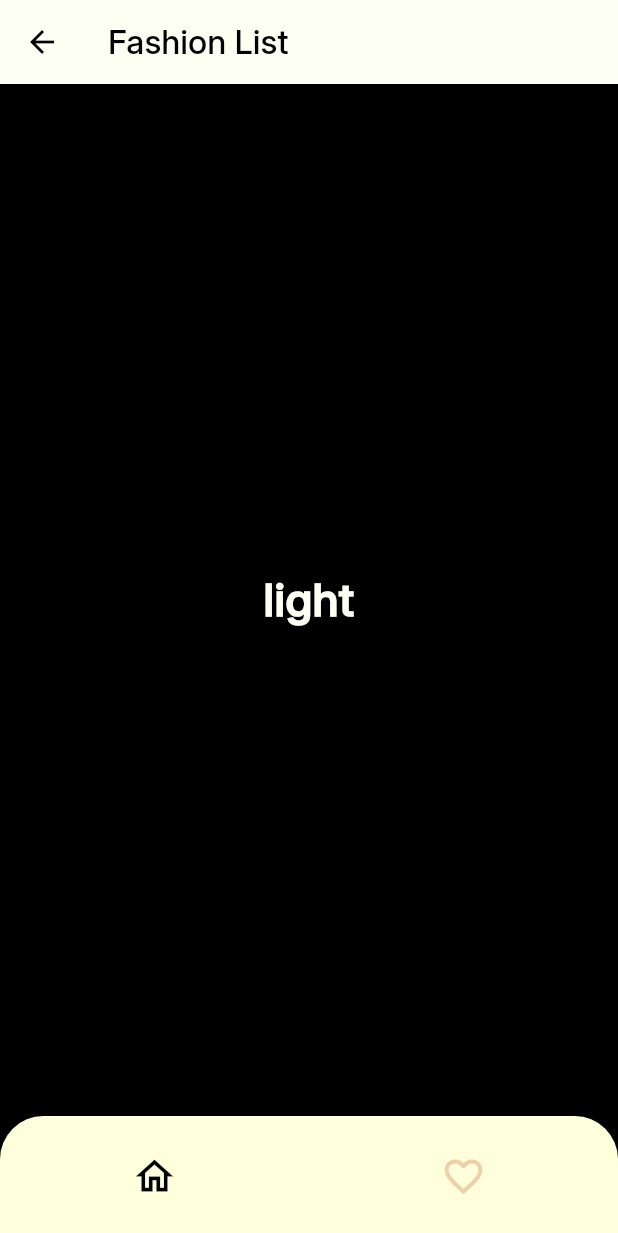
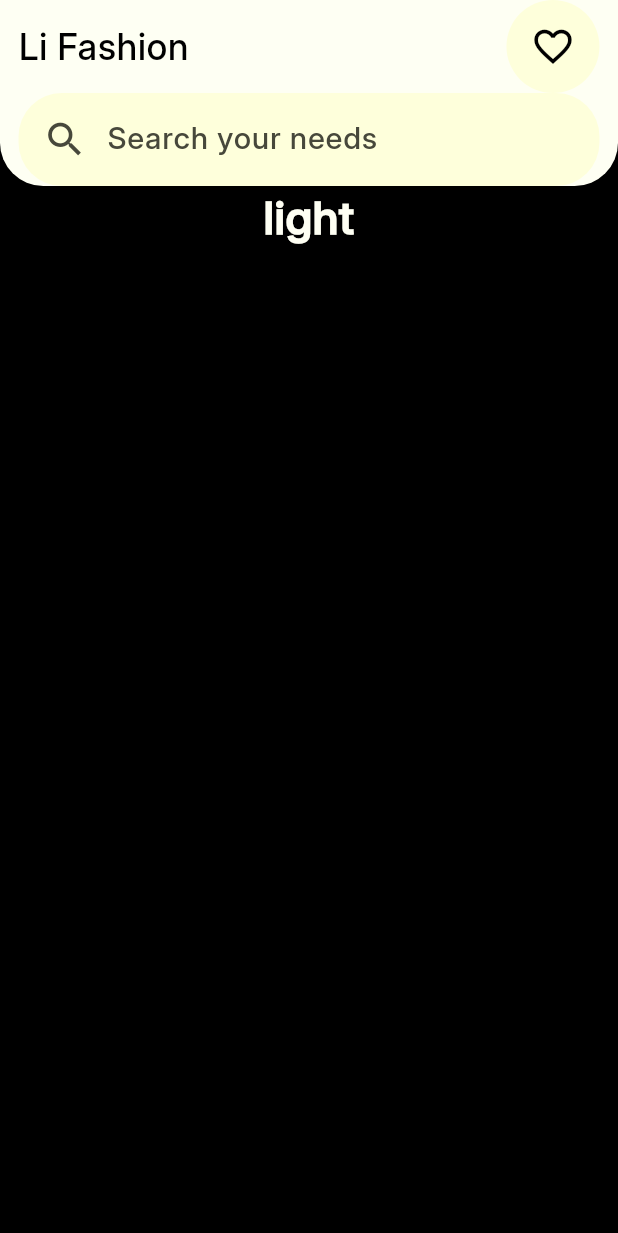
Before and after one commit to Garongan/li_fashion, a Flutter app: the screen it shows after launch, after a tap on "Discover Now", on a phone screen of 412 x 824 dp. Shown: the top 1233 px of the screen. Run offline on Flutter 3.47's test engine with Material 3 defaults, Android fonts, the phone set to English and light mode, and no system bars; our stand-ins replace device_preview.

Commit message:
feat: custom app bar in fashin list

```diff
--- /dev/null
+++ b/devtools_options.yaml
@@ -0,0 +1,3 @@
+description: This file stores settings for Dart & Flutter DevTools.
+documentation: https://docs.flutter.dev/tools/devtools/extensions#configure-extension-enablement-states
+extensions:
--- a/lib/core/theme.dart
+++ b/lib/core/theme.dart
@@ -9,7 +9,7 @@ var lightTheme = ThemeData(
     brightness: Brightness.light,
     surface: const Color(0xfffefff3),
     onSurface: const Color(0xff000000),
-    outline: const Color(0xfff9f8e8),
+    outline: const Color(0xffe4ad7f).withAlpha(150),
     primary: seedColor,
     secondary: const Color(0xffe4ad7f),
   ),
@@ -23,7 +23,7 @@ var darkTheme = ThemeData(
     brightness: Brightness.dark,
     surface: const Color(0xff000000),
     onSurface: const Color(0xfffefff3),
-    outline: const Color(0xfff9f8e8),
+    outline: const Color(0xffe4ad7f).withAlpha(150),
     primary: seedColor,
     secondary: const Color(0xffe4ad7f),
   ),
--- /dev/null
+++ b/lib/features/fashion/fashion_list.dart
@@ -0,0 +1,107 @@
+import 'package:flutter/material.dart';
+import 'package:li_fashion/features/wish/wish_list.dart';
+
+class FashionList extends StatelessWidget {
+  const FashionList({super.key});
+
+  @override
+  Widget build(BuildContext context) {
+    final colorScheme = Theme.of(context).colorScheme;
+    final double width = MediaQuery.of(context).size.width;
+    final double topPadding = MediaQuery.of(context).padding.top;
+    final double xPadding = MediaQuery.of(context).size.width * 0.03;
+
+    return Scaffold(
+      backgroundColor: colorScheme.onSurface,
+      body: Column(children: <Widget>[
+        Container(
+          padding: EdgeInsets.only(
+            top: topPadding,
+            left: xPadding,
+            right: xPadding,
+            bottom: topPadding / 2,
+          ),
+          decoration: BoxDecoration(
+            color: colorScheme.surface,
+            borderRadius: BorderRadius.only(
+              bottomLeft: Radius.circular(width * 0.07),
+              bottomRight: Radius.circular(width * 0.07),
+            ),
+          ),
+          child: Column(
+            children: <Widget>[
+              Row(
+                mainAxisAlignment: MainAxisAlignment.spaceBetween,
+                crossAxisAlignment: CrossAxisAlignment.center,
+                children: <Widget>[
+                  const Text(
+                    'Li Fashion',
+                    style: TextStyle(
+                      fontSize: 24,
+                    ),
+                  ),
+                  Container(
+                    decoration: BoxDecoration(
+                      color: colorScheme.primary,
+                      shape: BoxShape.circle,
+                    ),
+                    padding: const EdgeInsets.all(7),
+                    child: IconButton(
+                      onPressed: () {
+                        Navigator.push(
+                          context,
+                          MaterialPageRoute(
+                            builder: (context) => const WishList(),
+                          ),
+                        );
+                      },
+                      icon: const Icon(
+                        Icons.favorite_outline,
+                        size: 30,
+                      ),
+                      color: const Color(0xff000000),
+                    ),
+                  ),
+                ],
+              ),
+              SizedBox(
+                height: topPadding / 2,
+              ),
+              Container(
+                decoration: BoxDecoration(
+                  borderRadius: BorderRadius.circular(width * 0.07),
+                  color: colorScheme.primary,
+                ),
+                padding: const EdgeInsets.all(7),
+                child: TextField(
+                  cursorColor: colorScheme.onSurface,
+                  decoration: const InputDecoration(
+                      border: InputBorder.none,
+                      hintText: 'Search your needs',
+                      hintStyle: TextStyle(
+                        fontSize: 20,
+                      ),
+                      prefixIcon: Icon(
+                        Icons.search,
+                        size: 30,
+                      )),
+                ),
+              )
+            ],
+          ),
+        ),
+        Center(
+          child: Text(
+            MediaQuery.platformBrightnessOf(context).name,
+            textAlign: TextAlign.center,
+            style: TextStyle(
+              fontSize: 30.0,
+              fontWeight: FontWeight.bold,
+              color: colorScheme.surface,
+            ),
+          ),
+        ),
+      ]),
+    );
+  }
+}
--- a/lib/features/fashion/fasion_list.dart
+++ /dev/null
@@ -1,32 +0,0 @@
-import 'package:flutter/material.dart';
-
-class FasionList extends StatelessWidget {
-  const FasionList({super.key});
-
-  @override
-  Widget build(BuildContext context) {
-    final colorScheme = Theme.of(context).colorScheme;
-
-    return Scaffold(
-      appBar: AppBar(
-        title: const Text('Fashion List'),
-      ),
-      body: SafeArea(
-        child: Container(
-          color: colorScheme.onSurface,
-          child: Center(
-            child: Text(
-              MediaQuery.platformBrightnessOf(context).name,
-              textAlign: TextAlign.center,
-              style: TextStyle(
-                fontSize: 30.0,
-                fontWeight: FontWeight.bold,
-                color: colorScheme.surface,
-              ),
-            ),
-          ),
-        ),
-      ),
-    );
-  }
-}
--- a/lib/features/landing/landing.dart
+++ b/lib/features/landing/landing.dart
@@ -1,5 +1,5 @@
 import 'package:flutter/material.dart';
-import 'package:li_fashion/shared/navigation_menu.dart';
+import 'package:li_fashion/features/fashion/fashion_list.dart';
 
 class Landing extends StatelessWidget {
   const Landing({super.key});
@@ -9,6 +9,7 @@ class Landing extends StatelessWidget {
     final ColorScheme colorScheme = Theme.of(context).colorScheme;
     final double width = MediaQuery.of(context).size.width;
     final double bottomPadding = MediaQuery.of(context).padding.bottom;
+    final double aspectRatio = MediaQuery.of(context).size.aspectRatio;
 
     return Scaffold(
       backgroundColor: colorScheme.onSurface,
@@ -20,8 +21,7 @@ class Landing extends StatelessWidget {
             Expanded(
               child: Stack(
                 children: <Widget>[
-                  Expanded(
-                    child: ClipRRect(
+                  ClipRRect(
                     borderRadius: BorderRadius.only(
                       bottomLeft: Radius.circular(width * 0.07),
                       bottomRight: Radius.circular(width * 0.07),
@@ -33,15 +33,14 @@ class Landing extends StatelessWidget {
                       height: double.infinity,
                     ),
                   ),
-                  ),
-                  SafeArea(
+                  const SafeArea(
                     child: Align(
                       alignment: Alignment.topCenter,
                       child: Text(
                         'Li Fashion',
                         style: TextStyle(
-                          color: colorScheme.surface,
-                          fontSize: 32,
+                          color: Color(0xfffefff3),
+                          fontSize: 24,
                         ),
                       ),
                     ),
@@ -64,7 +63,7 @@ class Landing extends StatelessWidget {
                 child: Text(
                   'COLLECTIO',
                   style: TextStyle(
-                    fontSize: width * 0.22,
+                    fontSize: width * aspectRatio * 0.45,
                     fontWeight: FontWeight.bold,
                   ),
                   softWrap: false,
@@ -75,14 +74,14 @@ class Landing extends StatelessWidget {
             const SizedBox(
               height: 5,
             ),
-            Container(
+            Padding(
+              padding: EdgeInsets.only(bottom: bottomPadding,),
+              child: Container(
                 decoration: BoxDecoration(
-                borderRadius: BorderRadius.only(
-                  topLeft: Radius.circular(width * 0.07),
-                  topRight: Radius.circular(width * 0.07),
-                ),
+                  borderRadius: BorderRadius.circular(width * 0.07),
                   color: colorScheme.secondary,
                 ),
+                height: bottomPadding + 80,
                 padding: EdgeInsets.only(bottom: bottomPadding),
                 width: width,
                 child: TextButton(
@@ -90,18 +89,16 @@ class Landing extends StatelessWidget {
                     Navigator.push(
                       context,
                       MaterialPageRoute(
-                      builder: (context) => const NavigationMenu(),
+                        builder: (context) => const FashionList(),
                       ),
                     );
                   },
-                child: SizedBox(
-                  height: 80,
                   child: Center(
                     child: Text(
                       'Discover Now',
                       style: TextStyle(
                         color: colorScheme.onSurface,
-                        fontSize: 20,
+                        fontSize: 24,
                         fontWeight: FontWeight.w500,
                       ),
                     ),
--- a/lib/shared/navigation_menu.dart
+++ /dev/null
@@ -1,80 +0,0 @@
-import 'package:flutter/material.dart';
-import 'package:li_fashion/features/fashion/fasion_list.dart';
-import 'package:li_fashion/features/wish/wish_list.dart';
-
-class NavigationMenu extends StatefulWidget {
-  const NavigationMenu({super.key});
-
-  @override
-  State<NavigationMenu> createState() => _NavigationMenuState();
-}
-
-class _NavigationMenuState extends State<NavigationMenu> {
-  int currentPageIndex = 0;
-
-  @override
-  Widget build(BuildContext context) {
-    final colorScheme = Theme.of(context).colorScheme;
-    final bool isDarkMode = MediaQuery.platformBrightnessOf(context).name == 'dark' ? true : false;
-    final double width = MediaQuery.of(context).size.width;
-
-    return Scaffold(
-      body: <Widget>[
-        const FasionList(),
-        const WishList(),
-      ][currentPageIndex],
-      bottomNavigationBar: Container(
-        color: colorScheme.onSurface,
-        child: Container(
-          decoration: BoxDecoration(
-            borderRadius: BorderRadius.only(
-              topLeft: Radius.circular(width * 0.07),
-              topRight: Radius.circular(width * 0.07),
-            ),
-            color: colorScheme.primary,
-          ),
-          child: NavigationBar(
-            onDestinationSelected: (int index) {
-              setState(() {
-                currentPageIndex = index;
-              });
-            },
-            height: 80,
-            labelBehavior: NavigationDestinationLabelBehavior.alwaysHide,
-            selectedIndex: currentPageIndex,
-            backgroundColor: Colors.transparent,
-            indicatorColor: Colors.transparent,
-            destinations: <Widget>[
-              NavigationDestination(
-                selectedIcon: Icon(
-                  Icons.home_outlined,
-                  size: 30,
-                  color: isDarkMode ? colorScheme.surface : colorScheme.onSurface,
-                ),
-                icon: Icon(
-                  Icons.home_outlined,
-                  size: 30,
-                  color: colorScheme.secondary.withAlpha(150),
-                ),
-                label: 'Home',
-              ),
-              NavigationDestination(
-                selectedIcon: Icon(
-                  Icons.favorite_outline,
-                  size: 30,
-                  color: isDarkMode ? colorScheme.surface : colorScheme.onSurface,
-                ),
-                icon: Icon(
-                  Icons.favorite_outline,
-                  size: 30,
-                  color: colorScheme.secondary.withAlpha(150),
-                ),
-                label: 'Favourite',
-              ),
-            ],
-          ),
-        ),
-      ),
-    );
-  }
-}
```
Lines whose indentation alone changed are shown as unchanged.
